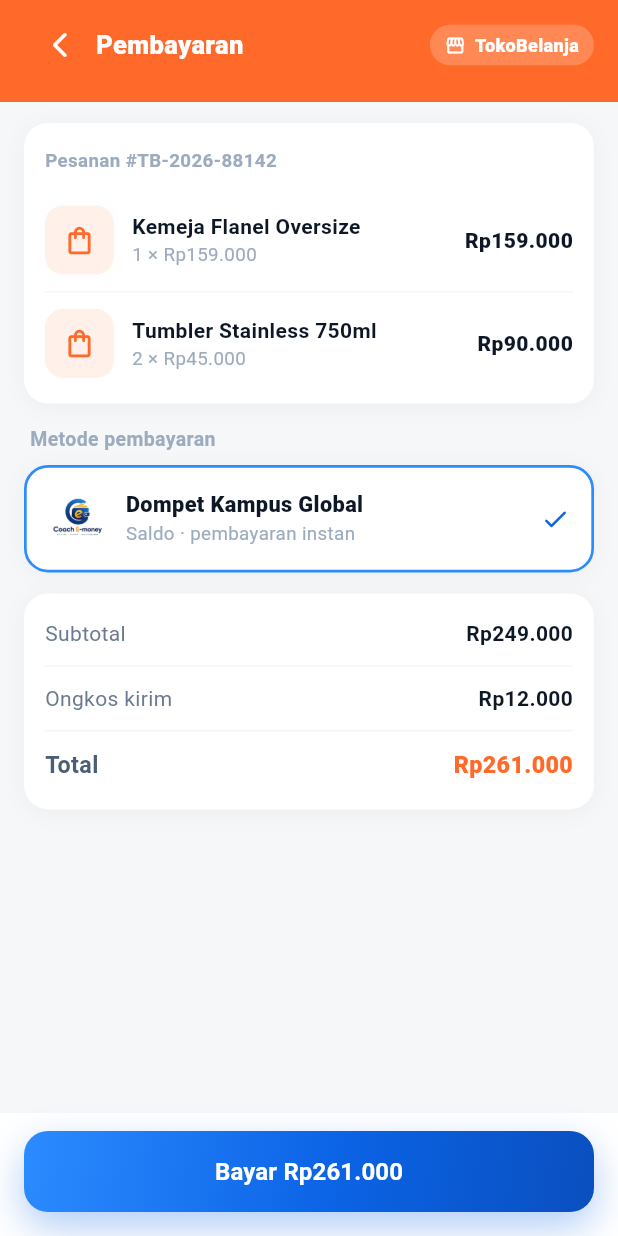
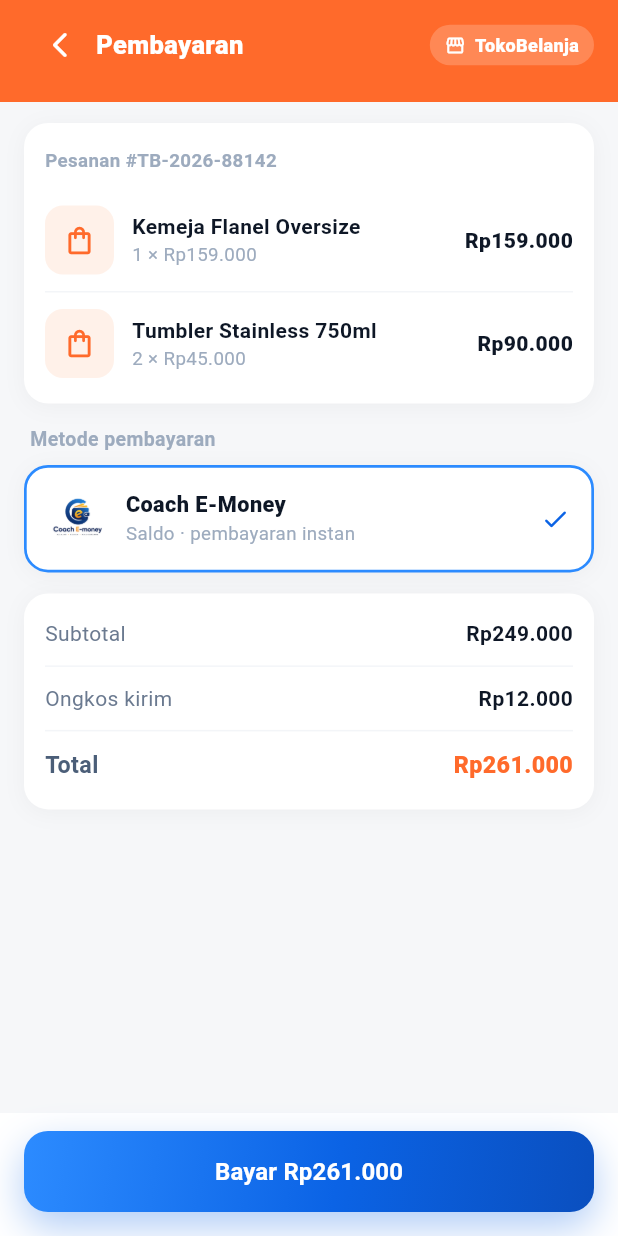
Before and after one commit to AryaPramudya898/1123150004_uas_fe_emoney, a Flutter app: the MerchantCheckoutPage screen opened by its route, on a phone screen of 412 x 824 dp. Run offline on Flutter 3.47's test engine with Material 3 defaults, Android fonts, the phone set to English and light mode, and no system bars; our stand-ins replace app_links, dio, equatable, firebase_auth, firebase_core, firebase_messaging and 8 more; missing offline and left inert: mobile_scanner; accounts and stored records are empty; Roboto replaces fonts that are missing (PlusJakartaSans).

Commit message:
feat : merubah nama aplikasi di pubspect dan di halaman depplink untuk payment

```diff
--- a/lib/main.dart
+++ b/lib/main.dart
@@ -60,7 +60,7 @@ class DompetKampusApp extends StatelessWidget {
           }
         },
         child: MaterialApp.router(
-          title: 'Dompet Kampus Global',
+          title: 'Coach E-Money',
           debugShowCheckedModeBanner: false,
           theme: AppTheme.light,
           routerConfig: AppRouter.router,
--- a/lib/presentation/pages/account/account_page.dart
+++ b/lib/presentation/pages/account/account_page.dart
@@ -206,7 +206,7 @@ class AccountPage extends StatelessWidget {
                       ),
                       const SizedBox(height: 16),
                       const Center(
-                        child: Text('Dompet Kampus Global · v1.0.0',
+                        child: Text('Coach E-Money · v1.0.0',
                             style: TextStyle(
                               fontFamily: 'PlusJakartaSans',
                               fontSize: 12,
--- a/lib/presentation/pages/merchant/merchant_checkout_page.dart
+++ b/lib/presentation/pages/merchant/merchant_checkout_page.dart
@@ -181,7 +181,7 @@ class MerchantCheckoutPage extends StatelessWidget {
                           child: Column(
                             crossAxisAlignment: CrossAxisAlignment.start,
                             children: [
-                              Text('Dompet Kampus Global',
+                              Text('Coach E-Money',
                                   style: TextStyle(
                                     fontFamily: 'PlusJakartaSans',
                                     fontSize: 14.5,
--- a/lib/presentation/pages/payment/payment_deeplink_page.dart
+++ b/lib/presentation/pages/payment/payment_deeplink_page.dart
@@ -197,7 +197,7 @@ class PaymentDeeplinkPage extends StatelessWidget {
                           child: Column(
                             crossAxisAlignment: CrossAxisAlignment.start,
                             children: [
-                              Text('Dompet Kampus Global',
+                              Text('Coach E-Money',
                                   style: TextStyle(
                                     fontFamily: 'PlusJakartaSans',
                                     fontSize: 14.5,
--- a/pubspec.yaml
+++ b/pubspec.yaml
@@ -1,5 +1,5 @@
 name: coach_money
-description: "Aplikasi e-money Dompet Kampus Global — bayar, transfer, dan kelola uang kuliah."
+description: "Aplikasi e-money Coach E-Money — bayar, transfer, dan kelola uang kuliah."
 publish_to: 'none'
 version: 1.0.0+1
 
```
